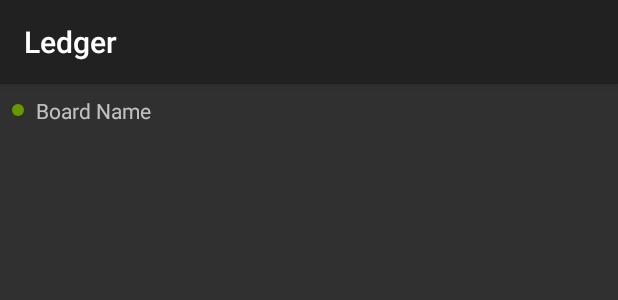
After one commit to TakefiveInteractive/Ledger-Android, an Android app: the layout item_board_list.xml on its own in the app's theme, with its tools: preview values and no code run, on a phone screen of 412 x 824 dp. The commit adds this screen. Shown: the top 300 px of the screen. Run offline under Robolectric (Android 15) with nearby library versions, the phone set to English and light mode, and no system bars.

Commit message:
item of board name list in drawer

```diff
--- /dev/null
+++ b/app/src/main/java/com/takefive/ledger/ui/DotMark.java
@@ -0,0 +1,70 @@
+package com.takefive.ledger.ui;
+
+import android.annotation.TargetApi;
+import android.content.Context;
+import android.graphics.Canvas;
+import android.graphics.Color;
+import android.graphics.Paint;
+import android.graphics.Path;
+import android.graphics.RectF;
+import android.graphics.drawable.ColorDrawable;
+import android.graphics.drawable.Drawable;
+import android.os.Build;
+import android.util.AttributeSet;
+import android.view.View;
+import android.widget.ImageView;
+
+/**
+ * Created by zyu on 2/6/16.
+ */
+public class DotMark extends ImageView {
+    Path path;
+    RectF rect;
+    Paint paint;
+
+    public DotMark(Context context) {
+        super(context);
+        initMem();
+    }
+
+    public DotMark(Context context, AttributeSet attrs) {
+        super(context, attrs);
+        initMem();
+    }
+
+    public DotMark(Context context, AttributeSet attrs, int defStyleAttr) {
+        super(context, attrs, defStyleAttr);
+        initMem();
+    }
+
+    @TargetApi(Build.VERSION_CODES.LOLLIPOP)
+    public DotMark(Context context, AttributeSet attrs, int defStyleAttr, int defStyleRes) {
+        super(context, attrs, defStyleAttr, defStyleRes);
+        initMem();
+    }
+
+    public void initMem() {
+        path = new Path();
+        rect = new RectF();
+        paint = new Paint();
+    }
+
+
+    @Override
+    protected void onDraw(Canvas canvas) {
+        int h = getMeasuredHeight();
+        int w = getMeasuredWidth();
+
+        rect.set(0, 0, w, h);
+        path.reset();
+        path.addArc(rect, 0, 360);
+
+        Drawable src = getDrawable();
+        paint.setStyle(Paint.Style.FILL);
+        if(src instanceof ColorDrawable)
+            paint.setColor(((ColorDrawable)src).getColor());
+        else paint.setColor(Color.BLUE);
+
+        canvas.drawPath(path, paint);
+    }
+}
--- /dev/null
+++ b/app/src/main/res/layout/item_board_list.xml
@@ -0,0 +1,20 @@
+<?xml version="1.0" encoding="utf-8"?>
+<LinearLayout xmlns:android="http://schemas.android.com/apk/res/android"
+    android:orientation="horizontal" android:layout_width="match_parent"
+    android:layout_height="wrap_content"
+    android:padding="@dimen/general_padding">
+
+    <com.takefive.ledger.ui.DotMark
+        android:id="@+id/dotMark"
+        android:layout_gravity="center"
+        android:layout_width="@dimen/general_padding"
+        android:layout_height="@dimen/general_padding"
+        android:src="@android:color/holo_green_dark"/>
+    <TextView
+        android:id="@+id/boardName"
+        android:layout_width="wrap_content"
+        android:layout_height="wrap_content"
+        android:layout_marginStart="@dimen/general_padding"
+        android:text="Board Name"/>
+
+</LinearLayout>
--- a/app/src/main/res/layout/test_list.xml
+++ b/app/src/main/res/layout/test_list.xml
@@ -3,4 +3,4 @@
     xmlns:tools="http://schemas.android.com/tools"
     android:layout_width="match_parent"
     android:layout_height="match_parent"
-    tools:listitem="@layout/item_main"/>
+    tools:listitem="@layout/item_board_list"/>
```
